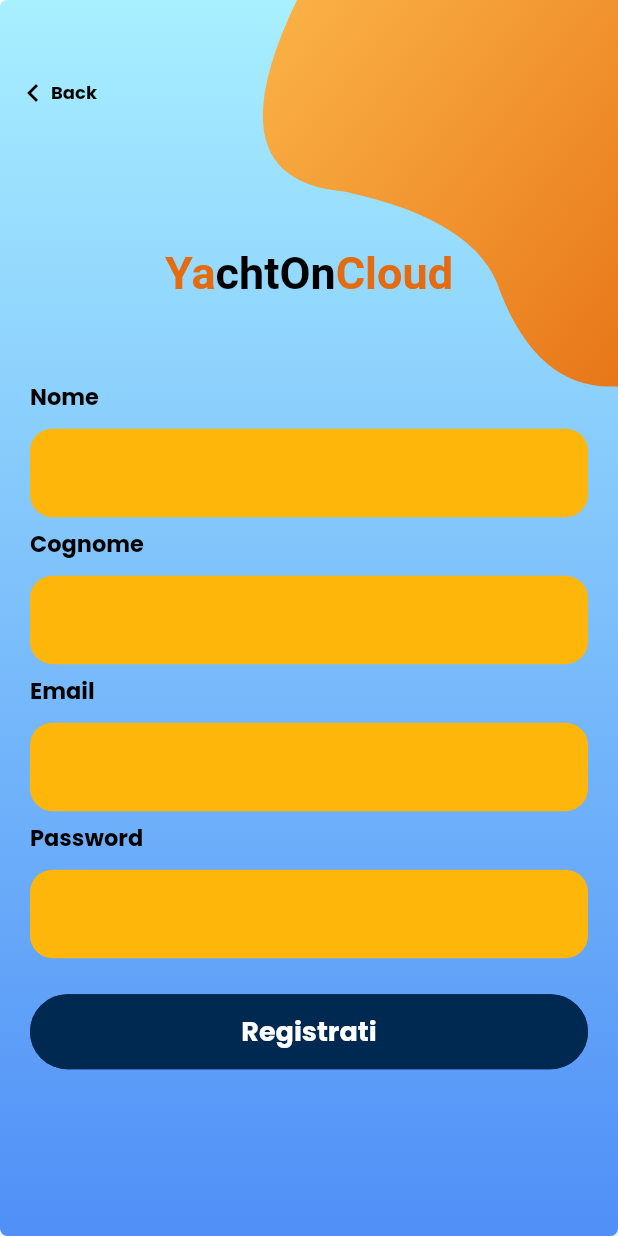
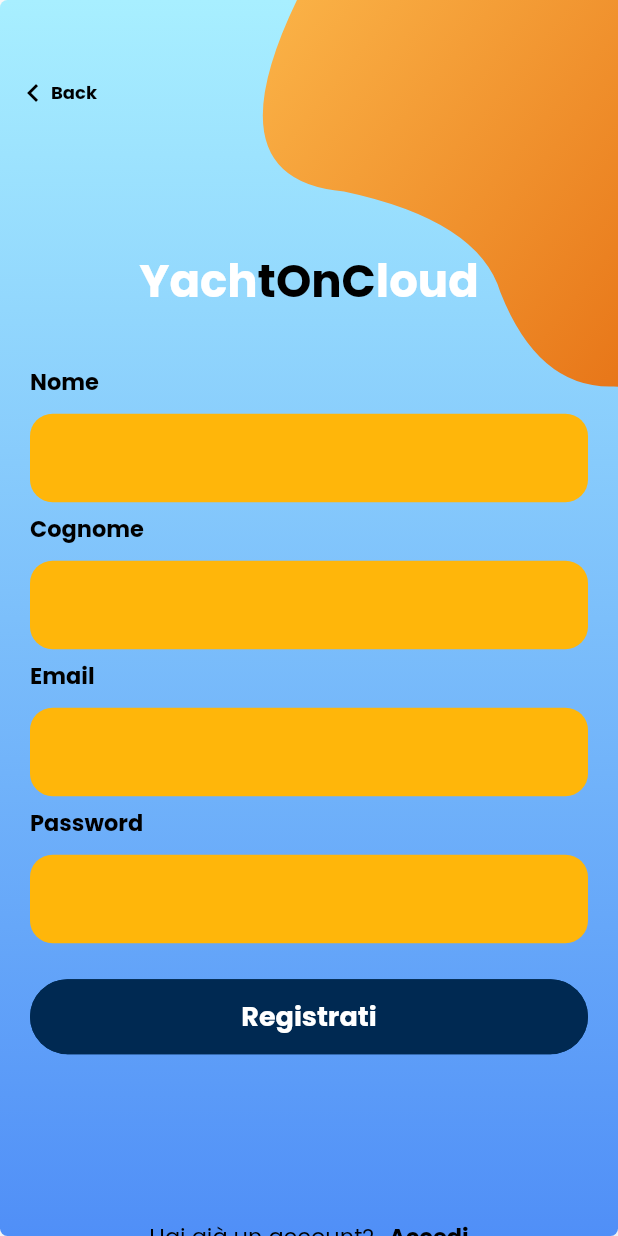
Before and after one commit to GabrielePisapia/EMAD-YachtOnCloud, a Flutter app: the SignUpPage screen opened directly, after a tap on "Registrati", on a phone screen of 412 x 824 dp. Run offline on Flutter 3.47's test engine with Material 2 defaults, Android fonts, the light colour scheme and no system bars; our stand-ins replace cloud_firestore, firebase_auth, firebase_core, firebase_storage, fl_chart, flutter_icons and 9 more; missing offline and left inert: flutter_facebook_auth, flutter_facebook_login, flutter_gradients, flutter_vlc_player, qr_code_scanner; accounts and stored records are empty.

Commit message:
Aggiornamento collegamenti

```diff
--- a/yachtoncloud/lib/newLoginpage.dart
+++ b/yachtoncloud/lib/newLoginpage.dart
@@ -227,9 +227,7 @@
           text: 'Yach',
           style: GoogleFonts.poppins(
             textStyle: TextStyle(
-                          color: textColor,
-                          fontSize: 30,
-                          fontWeight: FontWeight.bold),
+                color: textColor, fontSize: 30, fontWeight: FontWeight.bold),
           ),
           children: [
             TextSpan(
@@ -242,7 +240,7 @@
                 )),
             TextSpan(
                 text: 'loud',
-              style:GoogleFonts.poppins(
+                style: GoogleFonts.poppins(
                   textStyle: TextStyle(
                       color: textColor,
                       fontSize: 30,
--- a/yachtoncloud/lib/newSignup.dart
+++ b/yachtoncloud/lib/newSignup.dart
@@ -184,10 +184,10 @@
             print("Esito in then: " + esito);
 
             if (esito == "Ok") {
-              Navigator.of(context).pushReplacement(MaterialPageRoute(
+              Navigator.of(context).push(MaterialPageRoute(
                   builder: (context) => AssociaBox(creaGrid: 0)));
             } else {
-              Navigator.of(context).pushReplacement(MaterialPageRoute(
+              Navigator.of(context).push(MaterialPageRoute(
                   builder: (context) => SignUpPage(
                         error2: esito,
                       )));
@@ -241,7 +241,7 @@
                     textStyle: TextStyle(
                         color: Colors.black,
                         fontSize: 15,
-                        fontWeight: FontWeight.normal))),
+                        fontWeight: FontWeight.bold))),
           ],
         ),
       ),
@@ -252,20 +252,28 @@
     return RichText(
       textAlign: TextAlign.center,
       text: TextSpan(
-          text: 'Ya',
-          style: TextStyle(
-              fontSize: 30,
-              fontWeight: FontWeight.w700,
-              color: Color(0xffe46b10)),
+          text: 'Yach',
+          style: GoogleFonts.poppins(
+            textStyle: TextStyle(
+                color: textColor, fontSize: 30, fontWeight: FontWeight.bold),
+          ),
           children: [
             TextSpan(
-              text: 'chtOn',
-              style: TextStyle(color: Colors.black, fontSize: 30),
-            ),
+                text: 'tOnC',
+                style: GoogleFonts.poppins(
+                  textStyle: TextStyle(
+                      color: Colors.black,
+                      fontSize: 30,
+                      fontWeight: FontWeight.bold),
+                )),
             TextSpan(
-              text: 'Cloud',
-              style: TextStyle(color: Color(0xffe46b10), fontSize: 30),
-            ),
+                text: 'loud',
+                style: GoogleFonts.poppins(
+                  textStyle: TextStyle(
+                      color: textColor,
+                      fontSize: 30,
+                      fontWeight: FontWeight.bold),
+                )),
           ]),
     );
   }
@@ -317,14 +325,14 @@
                     SizedBox(height: height * .2),
                     _title(),
                     SizedBox(
-                      height: 50,
+                      height: 30,
                     ),
                     _emailPasswordWidget(),
                     SizedBox(
                       height: 20,
                     ),
                     _submitButton(),
-                    SizedBox(height: height * .14),
+                    SizedBox(height: height * .09), //era .14
                     _loginAccountLabel(),
                   ],
                 ),
--- a/yachtoncloud/lib/newWelcomePage.dart
+++ b/yachtoncloud/lib/newWelcomePage.dart
@@ -34,7 +34,7 @@
                     borderRadius: BorderRadius.circular(30.0),
                     side: BorderSide(color: buttonColor)))),
         onPressed: () async {
-          Navigator.of(context).pushReplacement(
+          Navigator.of(context).push(
               MaterialPageRoute(builder: (context) => LoginPage(title: '')));
         },
         child: Row(
@@ -69,7 +69,7 @@
                     borderRadius: BorderRadius.circular(30.0),
                     side: BorderSide(color: buttonColor)))),
         onPressed: () async {
-          Navigator.of(context).pushReplacement(MaterialPageRoute(
+          Navigator.of(context).push(MaterialPageRoute(
               builder: (context) => SignUpPage(error2: '', title: '')));
         },
         child: Row(
@@ -227,9 +227,7 @@
           text: 'Yach',
           style: GoogleFonts.poppins(
             textStyle: TextStyle(
-                          color: textColor,
-                          fontSize: 30,
-                          fontWeight: FontWeight.bold),
+                color: textColor, fontSize: 30, fontWeight: FontWeight.bold),
           ),
           children: [
             TextSpan(
@@ -242,7 +240,7 @@
                 )),
             TextSpan(
                 text: 'loud',
-              style:GoogleFonts.poppins(
+                style: GoogleFonts.poppins(
                   textStyle: TextStyle(
                       color: textColor,
                       fontSize: 30,
```
Also changed, not shown: yachtoncloud/pubspec.lock. Lines whose indentation alone changed are shown as unchanged.
